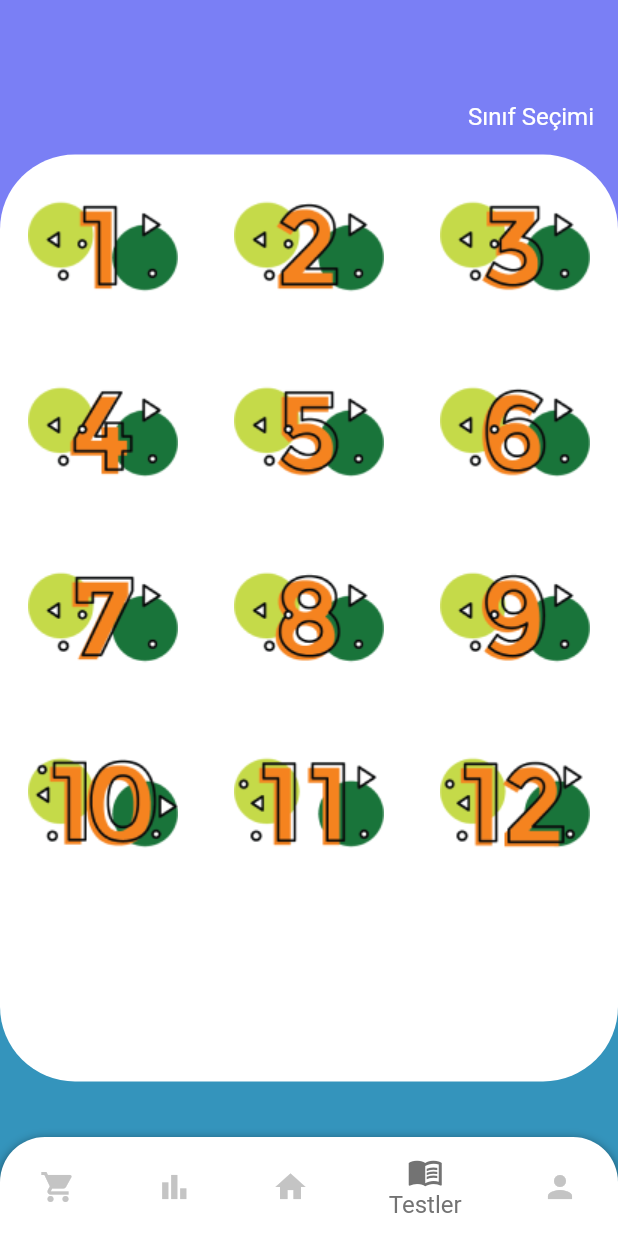
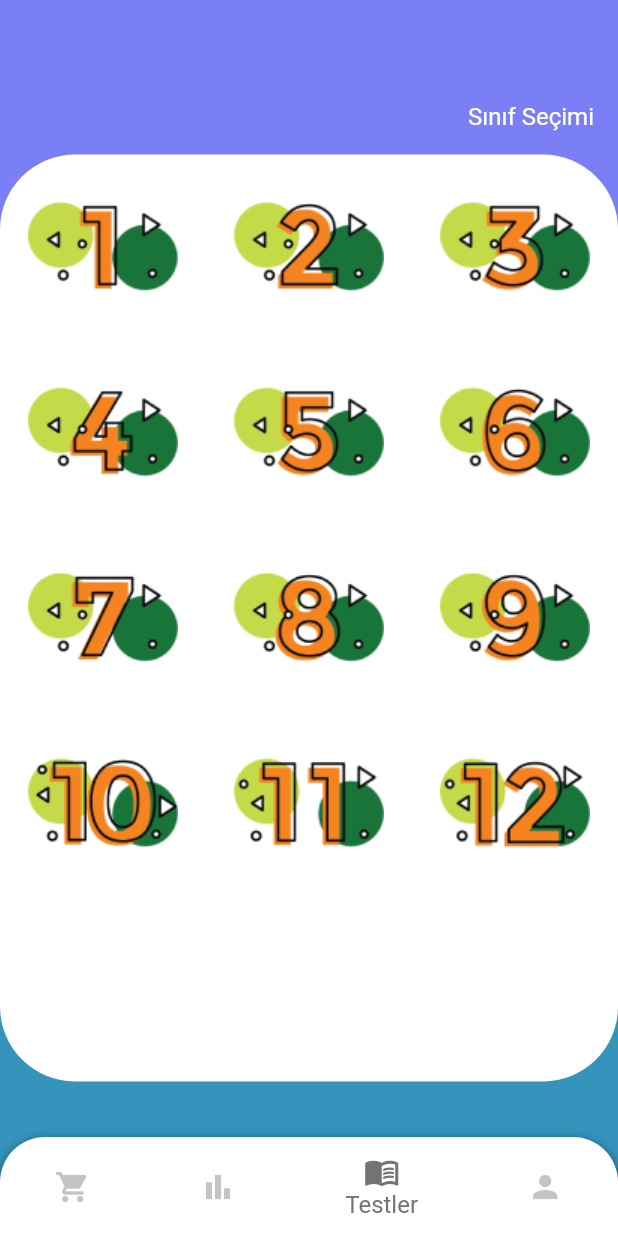
Before and after one commit to hasan-ciftci/dodi, a Flutter app: the ClassSelectView screen opened by its route, on a phone screen of 412 x 824 dp. Run offline on Flutter 3.47's test engine with Material 2 defaults, Android fonts, the phone set to English and light mode, and no system bars; our stand-ins replace auto_size_text, charts_flutter, flutter_screenutil, mask_text_input_formatter.

Commit message:
Home button remover from bottom bar.

```diff
--- a/lib/widget/bottom_bar.dart
+++ b/lib/widget/bottom_bar.dart
@@ -73,28 +73,6 @@ Align buildBottomAppBar(
             ),
           ),
           GestureDetector(
-            child: Column(
-              mainAxisAlignment: MainAxisAlignment.center,
-              children: [
-                Icon(
-                  Icons.home,
-                  color: selectedPage == SelectedPage.HOME
-                      ? selectedColor
-                      : unSelectedColor,
-                ),
-                if (selectedPage == SelectedPage.HOME)
-                  Text(
-                    "Ana Sayfa",
-                    style: TextStyle(
-                      color: selectedPage == SelectedPage.HOME
-                          ? selectedColor
-                          : unSelectedColor,
-                    ),
-                  ),
-              ],
-            ),
-          ),
-          GestureDetector(
             onTap: () => Navigator.of(context).pushNamed("/newClassSelectView"),
             child: Column(
               mainAxisAlignment: MainAxisAlignment.center,
```
